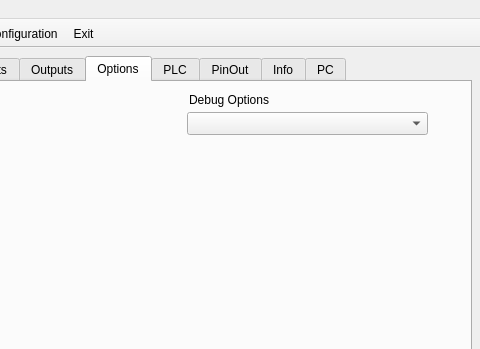
Above: 7i96.ui from snelweg/7i96 before the change; both pictures show x 291 to 771 and y 0 to 349 of the 771 by 661 pixel window. Below: the same form after it.
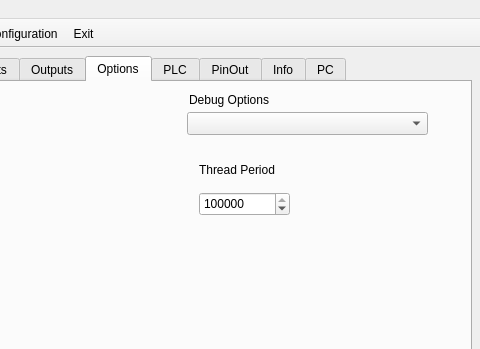
That is the form after the change. The open tabs and pages were chosen to show the change.

What changed in the file:
```diff
--- a/7i96.ui
+++ b/7i96.ui
@@ -5673,6 +5673,38 @@
          <string>Debug Options</string>
         </property>
        </widget>
+       <widget class="QSpinBox" name="threadPeriodSB">
+        <property name="geometry">
+         <rect>
+          <x>480</x>
+          <y>110</y>
+          <width>91</width>
+          <height>24</height>
+         </rect>
+        </property>
+        <property name="maximum">
+         <number>250000</number>
+        </property>
+        <property name="singleStep">
+         <number>1000</number>
+        </property>
+        <property name="value">
+         <number>100000</number>
+        </property>
+       </widget>
+       <widget class="QLabel" name="label_211">
+        <property name="geometry">
+         <rect>
+          <x>480</x>
+          <y>80</y>
+          <width>161</width>
+          <height>16</height>
+         </rect>
+        </property>
+        <property name="text">
+         <string>Thread Period</string>
+        </property>
+       </widget>
       </widget>
       <widget class="QWidget" name="tab_7">
        <attribute name="title">
```
Left out of the diff: 16 changed lines with no effect on the pictures.
